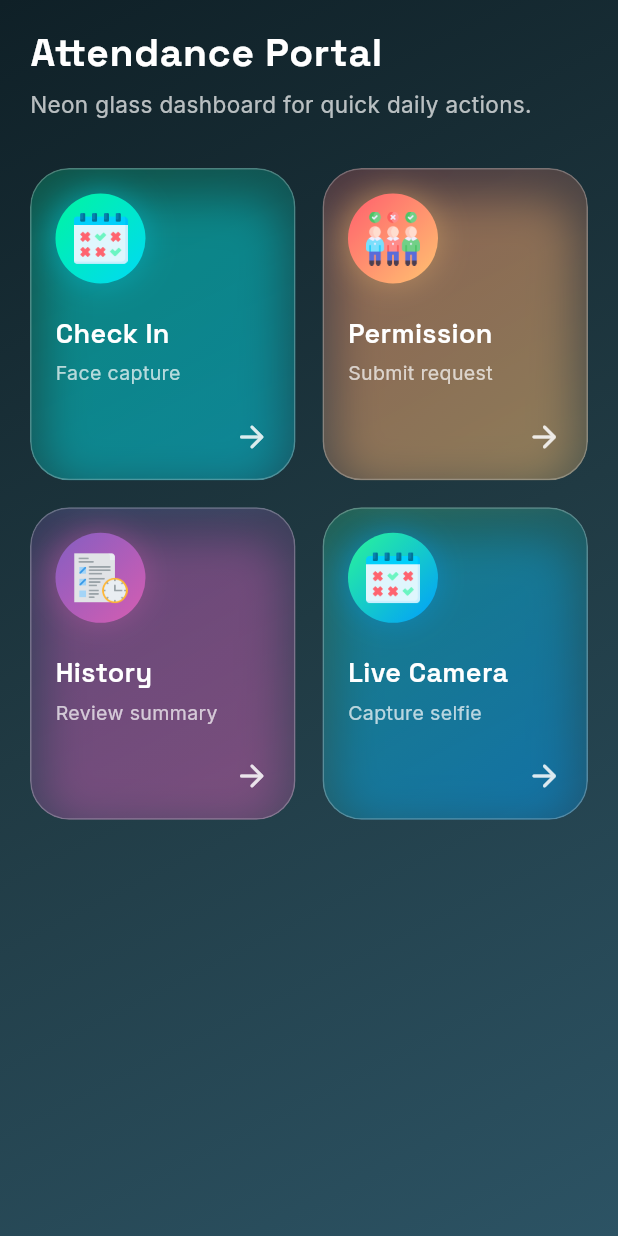
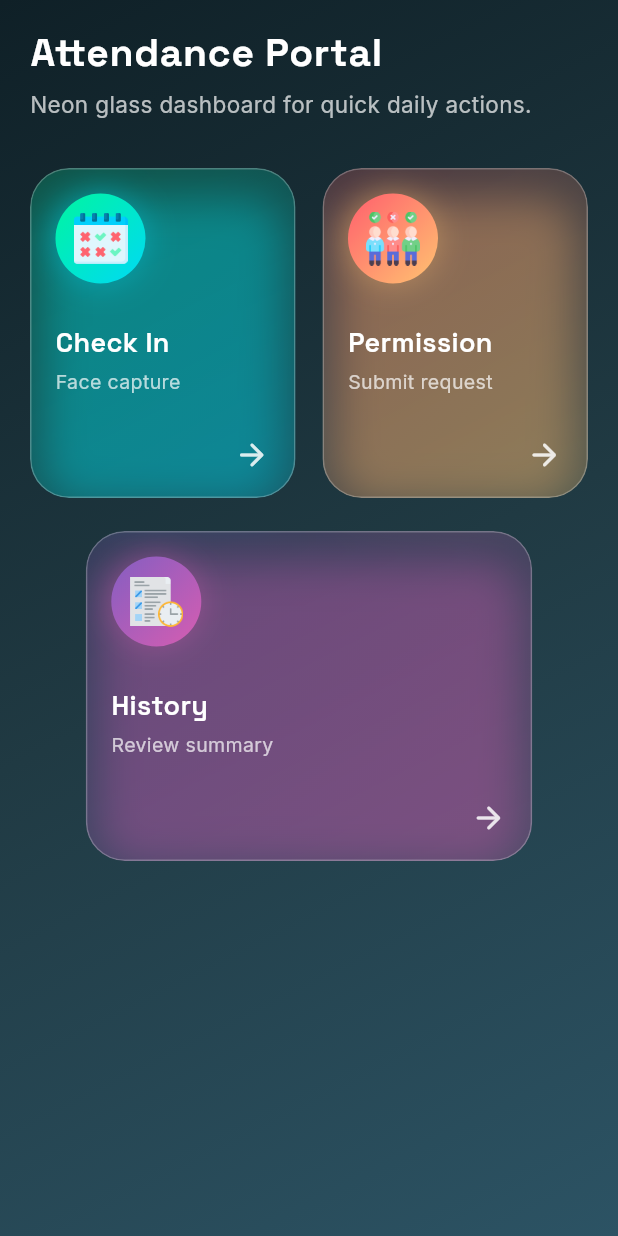
Before and after one commit to lemaopisang/attendance-app, a Flutter app: the screen it shows after launch, on a phone screen of 412 x 824 dp. Run offline on Flutter 3.47's test engine with Material 3 defaults, Android fonts, the phone set to English and light mode, and no system bars; drawn by our look-alikes of flutter_animate; our stand-ins replace camera, cloud_firestore, firebase_core, geocoding, geolocator, google_fonts and 1 more; missing offline and left inert: google_mlkit_face_detection; accounts and stored records are empty.

Commit message:
UI Fix 2

```diff
--- a/lib/ui/home_screen.dart
+++ b/lib/ui/home_screen.dart
@@ -31,18 +31,20 @@ class HomeScreen extends StatelessWidget {
                 _buildHeader(context),
                 const SizedBox(height: 32),
                 Expanded(
-                  child: GridView.count(
-                    crossAxisCount: 2,
-                    mainAxisSpacing: 18,
-                    crossAxisSpacing: 18,
-                    childAspectRatio: .85,
+                  child: ListView(
                     physics: const BouncingScrollPhysics(),
                     children: [
-                      _DashboardCard(
+                      Row(
+                        children: [
+                          Expanded(
+                            child: SizedBox(
+                              height: 220,
+                              child: _DashboardCard(
                                 title: 'Check In',
                                 subtitle: 'Face capture',
                                 asset: 'assets/images/ic_absen.png',
-                        gradientColors: const [Color(0xFF00F5A0), Color(0xFF00D9F5)],
+                                gradientColors:
+                                    const [Color(0xFF00F5A0), Color(0xFF00D9F5)],
                                 onTap: () {
                                   Navigator.push(
                                     context,
@@ -52,11 +54,18 @@ class HomeScreen extends StatelessWidget {
                                   );
                                 },
                               ),
-                      _DashboardCard(
+                            ),
+                          ),
+                          const SizedBox(width: 18),
+                          Expanded(
+                            child: SizedBox(
+                              height: 220,
+                              child: _DashboardCard(
                                 title: 'Permission',
                                 subtitle: 'Submit request',
                                 asset: 'assets/images/ic_leave.png',
-                        gradientColors: const [Color(0xFFFF5F6D), Color(0xFFFFC371)],
+                                gradientColors:
+                                    const [Color(0xFFFF5F6D), Color(0xFFFFC371)],
                                 onTap: () {
                                   Navigator.push(
                                     context,
@@ -66,33 +75,35 @@ class HomeScreen extends StatelessWidget {
                                   );
                                 },
                               ),
-                      _DashboardCard(
+                            ),
+                          ),
+                        ],
+                      ),
+                      const SizedBox(height: 22),
+                      Align(
+                        alignment: Alignment.center,
+                        child: FractionallySizedBox(
+                          widthFactor: 0.8,
+                          child: SizedBox(
+                            height: 220,
+                            child: _DashboardCard(
                               title: 'History',
                               subtitle: 'Review summary',
                               asset: 'assets/images/ic_history.png',
-                        gradientColors: const [Color(0xFF845EC2), Color(0xFFD65DB1)],
+                              gradientColors:
+                                  const [Color(0xFF845EC2), Color(0xFFD65DB1)],
                               onTap: () {
                                 Navigator.push(
                                   context,
                                   MaterialPageRoute(
-                              builder: (context) => const AttendanceHistoryScreen(),
+                                    builder: (context) =>
+                                        const AttendanceHistoryScreen(),
                                   ),
                                 );
                               },
                             ),
-                      _DashboardCard(
-                        title: 'Live Camera',
-                        subtitle: 'Capture selfie',
-                        asset: 'assets/images/ic_absen.png',
-                        gradientColors: const [Color(0xFF2AF598), Color(0xFF009EFD)],
-                        onTap: () {
-                          Navigator.push(
-                            context,
-                            MaterialPageRoute(
-                              builder: (context) => const AttendScreen(),
                           ),
-                          );
-                        },
+                        ),
                       ),
                     ],
                   ).animate().fadeIn(duration: 600.ms).slideY(begin: .1),
```
Also changed, not shown: lib/ui/attend/pose_inspiration_screen.dart (added). Lines whose indentation alone changed are shown as unchanged.
